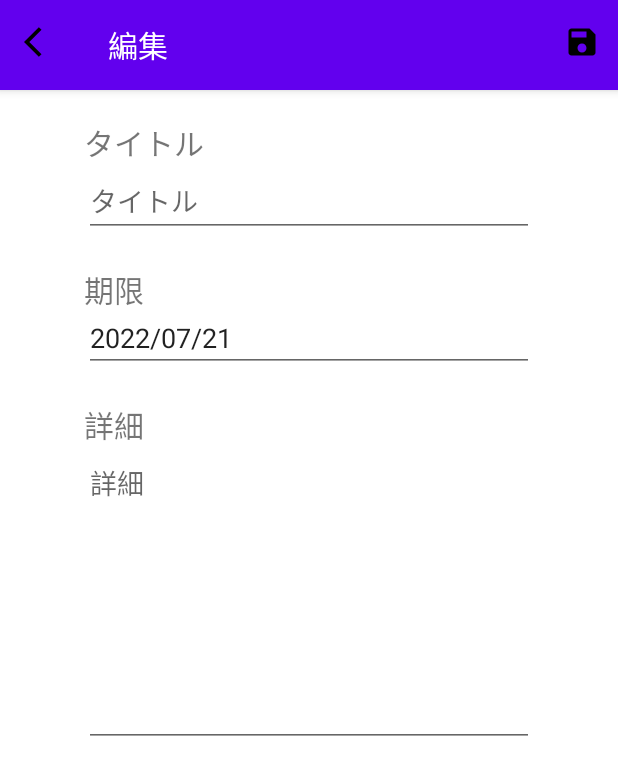
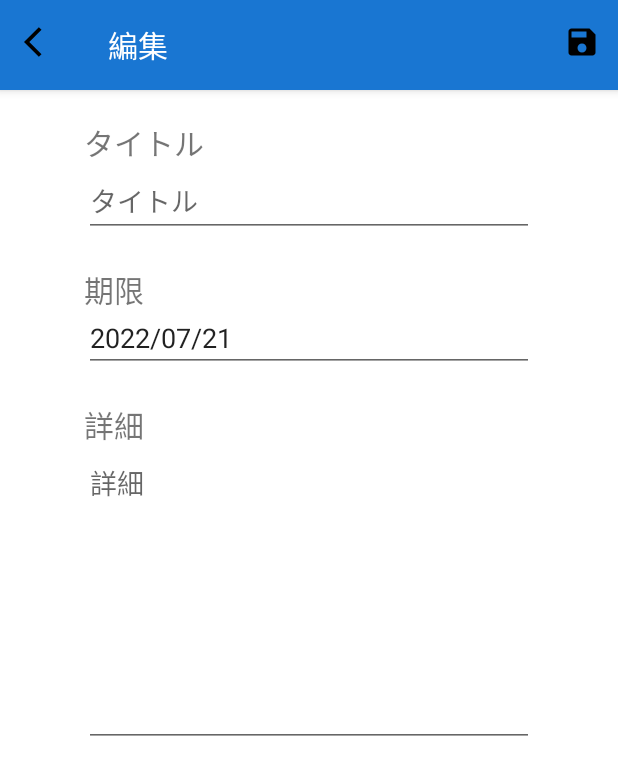
Before and after one commit to tatsuya720/AndroidTodoList, an Android app: the screen it shows after launch (MainActivity), after a tap on an icon or button, on a phone screen of 412 x 824 dp. Shown: the top 775 px of the screen. Run offline under Robolectric (Android 15) with nearby library versions, the phone set to English and light mode, and no system bars; our stand-ins replace Dagger/Hilt's generated code, Room's generated code.

Commit message:
色指定変更

```diff
--- a/app/src/main/res/values-night/themes.xml
+++ b/app/src/main/res/values-night/themes.xml
@@ -2,15 +2,15 @@
     <!-- Base application theme. -->
     <style name="Theme.TodoList" parent="Theme.MaterialComponents.DayNight.NoActionBar">
         <!-- Primary brand color. -->
-        <item name="colorPrimary">@color/purple_200</item>
-        <item name="colorPrimaryVariant">@color/purple_700</item>
-        <item name="colorOnPrimary">@color/black</item>
+        <item name="colorPrimary">@color/primaryDarkColor</item>
+        <item name="colorPrimaryVariant">@color/primaryDarkColor</item>
+        <item name="colorOnPrimary">@color/primaryTextColor</item>
         <!-- Secondary brand color. -->
-        <item name="colorSecondary">@color/teal_200</item>
-        <item name="colorSecondaryVariant">@color/teal_200</item>
-        <item name="colorOnSecondary">@color/black</item>
+        <item name="colorSecondary">@color/secondaryDarkColor</item>
+        <item name="colorSecondaryVariant">@color/secondaryDarkColor</item>
+        <item name="colorOnSecondary">@color/secondaryTextColor</item>
         <!-- Status bar color. -->
-        <item name="android:statusBarColor" tools:targetApi="l">?attr/colorPrimaryVariant</item>
+        <item name="android:statusBarColor">?attr/colorPrimary</item>
         <!-- Customize your theme here. -->
     </style>
 </resources>
--- a/app/src/main/res/values/themes.xml
+++ b/app/src/main/res/values/themes.xml
@@ -2,15 +2,15 @@
     <!-- Base application theme. -->
     <style name="Theme.TodoList" parent="Theme.MaterialComponents.DayNight.NoActionBar">
         <!-- Primary brand color. -->
-        <item name="colorPrimary">@color/purple_500</item>
-        <item name="colorPrimaryVariant">@color/purple_700</item>
-        <item name="colorOnPrimary">@color/white</item>
+        <item name="colorPrimary">@color/primaryColor</item>
+        <item name="colorPrimaryVariant">@color/primaryLightColor</item>
+        <item name="colorOnPrimary">@color/primaryTextColor</item>
         <!-- Secondary brand color. -->
-        <item name="colorSecondary">@color/teal_200</item>
-        <item name="colorSecondaryVariant">@color/teal_700</item>
-        <item name="colorOnSecondary">@color/black</item>
+        <item name="colorSecondary">@color/secondaryColor</item>
+        <item name="colorSecondaryVariant">@color/secondaryColor</item>
+        <item name="colorOnSecondary">@color/secondaryTextColor</item>
         <!-- Status bar color. -->
-        <item name="android:statusBarColor" tools:targetApi="l">?attr/colorPrimaryVariant</item>
+        <item name="android:statusBarColor">?attr/colorPrimary</item>
         <!-- Customize your theme here. -->
     </style>
 </resources>
--- a/common/src/main/res/values/colors.xml
+++ b/common/src/main/res/values/colors.xml
@@ -1,13 +1,17 @@
 <?xml version="1.0" encoding="utf-8"?>
 <resources>
-    <color name="purple_200">#FFBB86FC</color>
-    <color name="purple_500">#FF6200EE</color>
-    <color name="purple_700">#FF3700B3</color>
-    <color name="teal_200">#FF03DAC5</color>
-    <color name="teal_700">#FF018786</color>
     <color name="black">#FF000000</color>
     <color name="white">#FFFFFFFF</color>
-    <color name="list_item_background">#FAFAFA</color>
-    <color name="list_item_title">#141414</color>
-    <color name="list_delete_background">#EF1A1A</color>
+
+    <color name="red_500">#F44336</color>
+
+    <color name="primaryColor">#1976d2</color>
+    <color name="primaryLightColor">#63a4ff</color>
+    <color name="primaryDarkColor">#004ba0</color>
+    <color name="secondaryColor">#42a5f4</color>
+    <color name="secondaryLightColor">#80d6ff</color>
+    <color name="secondaryDarkColor">#0077c1</color>
+    <color name="primaryTextColor">#ffffff</color>
+    <color name="secondaryTextColor">#000000</color>
+
 </resources>
```
